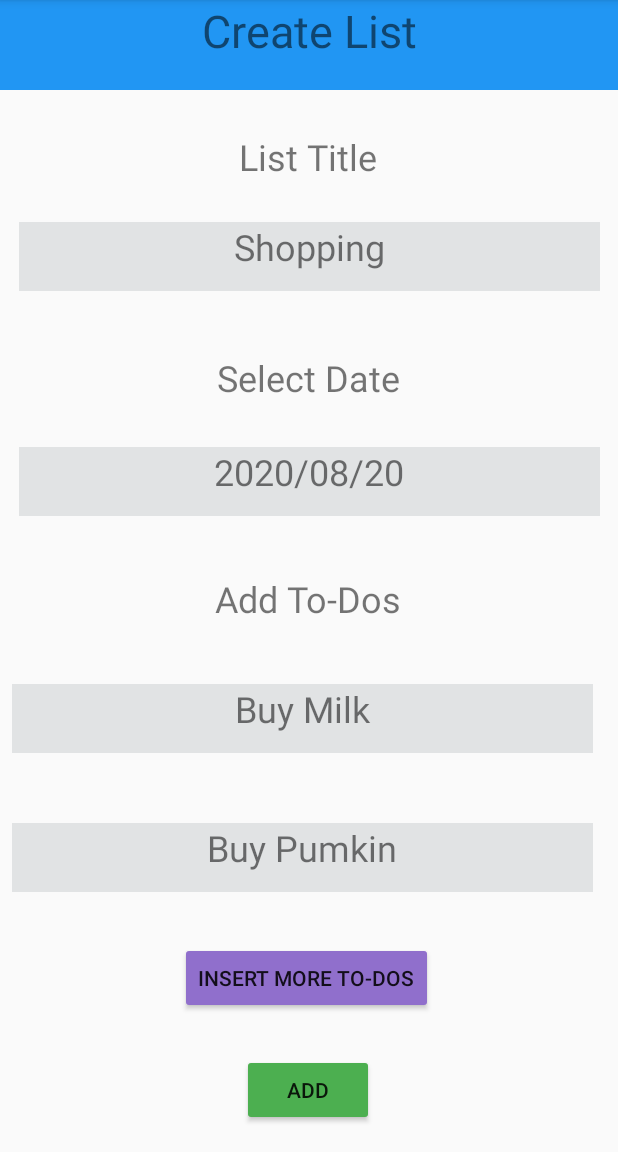
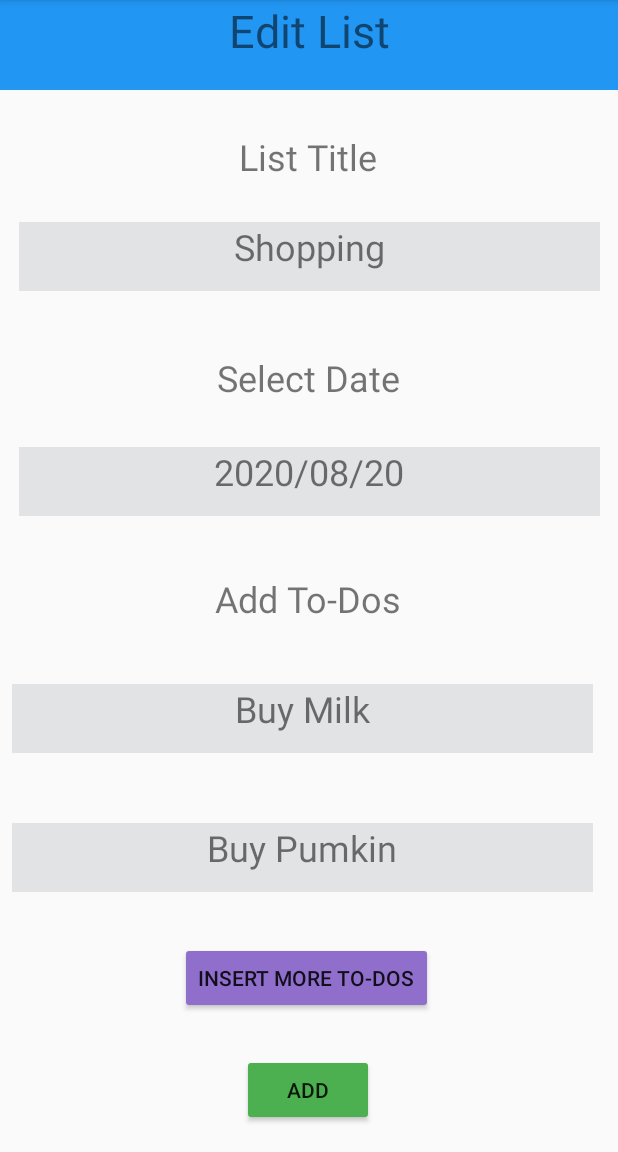
Before and after one commit to lahiru128/Ticktick-Android-Application, an Android app: the EditList screen opened directly, with no data from a screen before it, on a phone screen of 412 x 824 dp, the part 84-1236 px from its top. Run offline under Robolectric (Android 15) with nearby library versions, the phone set to English and light mode, and no system bars.

Commit message:
Interfaces Added

```diff
--- a/app/src/main/res/layout/activity_edit_list.xml
+++ b/app/src/main/res/layout/activity_edit_list.xml
@@ -11,7 +11,7 @@
         android:layout_width="0dp"
         android:layout_height="60dp"
         android:background="#2196F3"
-        android:text="@string/create"
+        android:text="@string/edit"
         android:textAlignment="center"
         android:textSize="30sp"
         app:layout_constraintBottom_toBottomOf="parent"
--- a/app/src/main/res/values/strings.xml
+++ b/app/src/main/res/values/strings.xml
@@ -16,4 +16,5 @@
     <string name="addbtn">Add</string>
     <string name="dialog_message">Welcome to Alert Dialog</string>
     <string name="dialog_title">Javatpoint Alert Dialog</string>
+    <string name="edit">Edit List</string>
 </resources>
```
